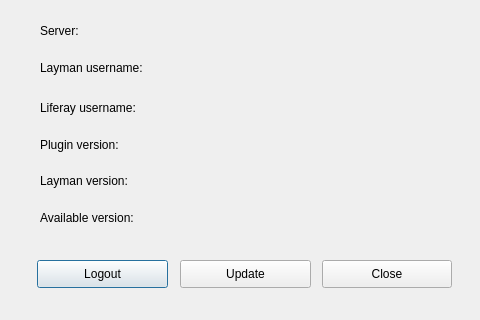
This is dlg_userInfo.ui in LESPROJEKT/qgis-layman-plugin as Qt 5 draws it before an edit. The edited form follows.
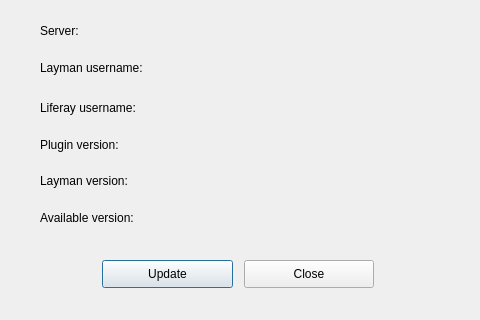
This is the edited form.

What changed in the file:
```diff
--- a/dlg_userInfo.ui
+++ b/dlg_userInfo.ui
@@ -80,19 +80,6 @@
     <string/>
    </property>
   </widget>
-  <widget class="QPushButton" name="pushButton_logout">
-   <property name="geometry">
-    <rect>
-     <x>37</x>
-     <y>260</y>
-     <width>131</width>
-     <height>28</height>
-    </rect>
-   </property>
-   <property name="text">
-    <string>Logout</string>
-   </property>
-  </widget>
   <widget class="QLabel" name="label_3">
    <property name="geometry">
     <rect>
@@ -148,7 +135,7 @@
   <widget class="QPushButton" name="pushButton_update">
    <property name="geometry">
     <rect>
-     <x>180</x>
+     <x>102</x>
      <y>260</y>
      <width>131</width>
      <height>28</height>
@@ -187,7 +174,7 @@
   <widget class="QPushButton" name="pushButton_close">
    <property name="geometry">
     <rect>
-     <x>322</x>
+     <x>244</x>
      <y>260</y>
      <width>130</width>
      <height>28</height>
```
